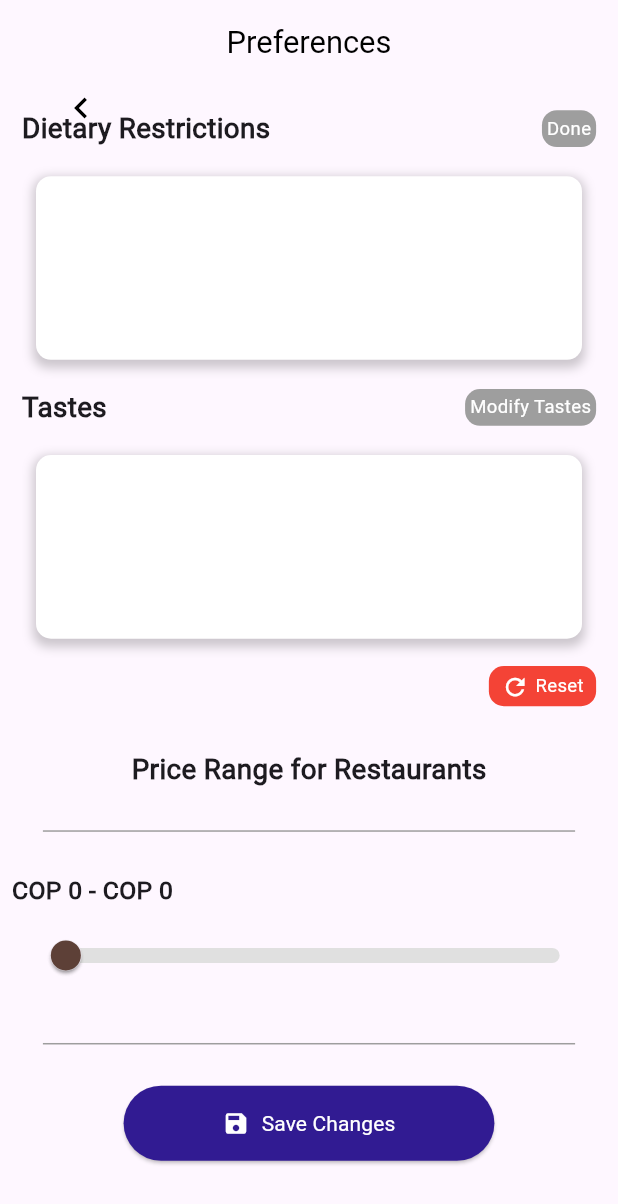
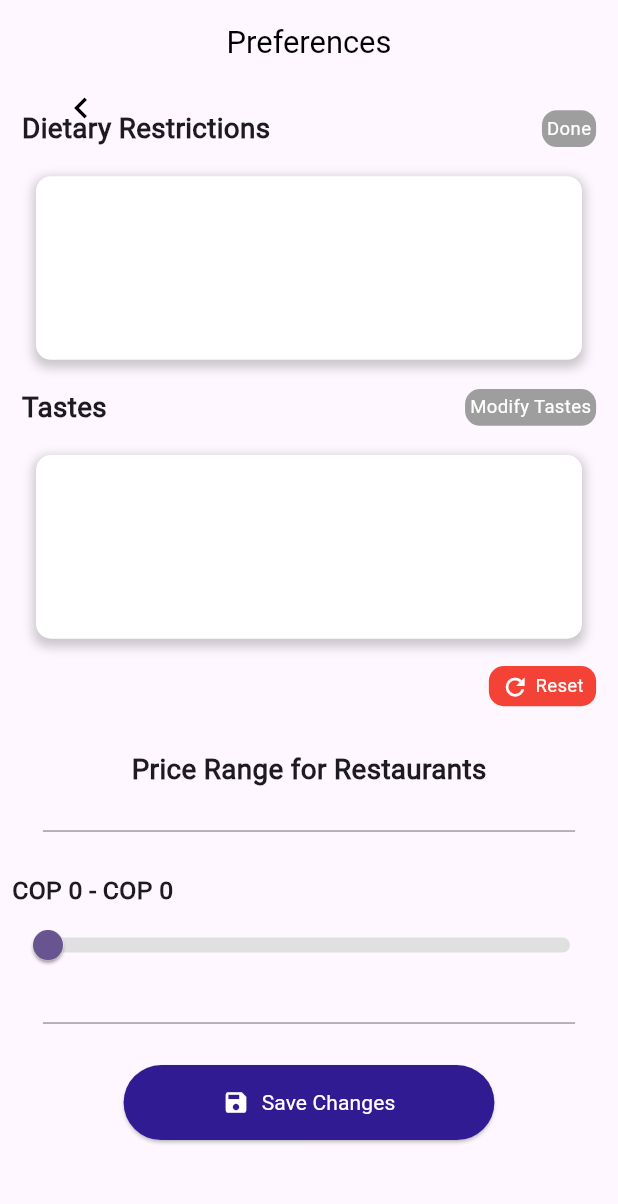
Before and after one commit to ISIS3510-202401-Team31/Flutter, a Flutter app: the Preferences screen opened directly, after a tap on "Modify Restrictions", on a phone screen of 412 x 824 dp. Shown: the top 1204 px of the screen. Run offline on Flutter 3.47's test engine with Material 3 defaults, Android fonts, the phone set to English and light mode, and no system bars; our stand-ins replace cached_network_image, cloud_firestore, connectivity, device_info_plus, firebase_auth, firebase_core and 8 more; accounts and stored records are empty.

Commit message:
preferences + points cache and connectivity

```diff
--- a/unifood/lib/view/profile/points/widgets/restaurant_points_widget.dart
+++ b/unifood/lib/view/profile/points/widgets/restaurant_points_widget.dart
@@ -1,5 +1,6 @@
 import 'package:flutter/material.dart';
 import 'package:unifood/model/points_entity.dart';
+import 'package:cached_network_image/cached_network_image.dart';
 
 class RestaurantPoints {
   final String url;
@@ -15,18 +16,19 @@ class RestaurantPoints {
   });
 }
 
-class RestaurantPointsWidget extends StatefulWidget  {
+class RestaurantPointsWidget extends StatefulWidget {
   final List<Points> restaurantPointsList;
 
-  const RestaurantPointsWidget({Key? key, required this.restaurantPointsList}) : super(key: key);
+  const RestaurantPointsWidget({Key? key, required this.restaurantPointsList})
+      : super(key: key);
 
   @override
   _RestaurantPointsWidgetState createState() => _RestaurantPointsWidgetState();
-
 }
 
 class _RestaurantPointsWidgetState extends State<RestaurantPointsWidget> {
   bool _isExpanded = false;
+  final _cachedImages = <String, String>{}; // Map to store cached image URLs
 
   @override
   Widget build(BuildContext context) {
@@ -71,12 +73,11 @@ class _RestaurantPointsWidgetState extends State<RestaurantPointsWidget> {
                       ),
                     ],
                   ),
-                  child: CircleAvatar(
-                    backgroundImage: NetworkImage(point.url),
-                    backgroundColor: Colors.transparent,
-                    onBackgroundImageError: (exception, stackTrace) {
-                      print('Failed to load network image.');
-                    },
+                  child: CachedNetworkImage(
+                    imageUrl: point.url,
+                    placeholder: (context, url) => CircularProgressIndicator(),
+                    errorWidget: (context, url, error) => Icon(Icons.error),
+                    cacheKey: _cachedImages.putIfAbsent(point.url, () => point.url),
                   ),
                 ),
                 _buildPoints(point.earned, fontSize),
@@ -99,8 +100,6 @@ class _RestaurantPointsWidgetState extends State<RestaurantPointsWidget> {
     );
   }
 
-
-
   Widget _buildPoints(int points, double fontSize) {
     return Expanded(
       flex: 2,
--- a/unifood/lib/view/profile/preferences/views/preferences.dart
+++ b/unifood/lib/view/profile/preferences/views/preferences.dart
@@ -7,6 +7,8 @@ import 'package:unifood/view/profile/preferences/widgets/reset_button.dart';
 import 'package:unifood/model/preferences_entity.dart';
 import 'package:unifood/controller/preferences_controller.dart';
 import 'package:unifood/view/widgets/custom_setting_option_builder.dart';
+import 'package:connectivity/connectivity.dart';
+
 
 class Preferences extends StatefulWidget {
   const Preferences({Key? key}) : super(key: key);
@@ -18,7 +20,7 @@ class Preferences extends StatefulWidget {
 class _PreferencesState extends State<Preferences> {
   RangeValues _currentRangeValues = const RangeValues(10000, 80000);
   final Preferencescontroller _viewModel = Preferencescontroller();
-
+  bool isConnected = false;
   List<PreferenceItem> _restrictions = [];
   List<PreferenceItem> _tastes = [];
   bool _isEditingRestrictions = false;
@@ -31,7 +33,16 @@ class _PreferencesState extends State<Preferences> {
   @override
   void initState() {
     super.initState();
+    _checkConnectivity();
     _loadPreferences();
+  }
+
+
+    Future<void> _checkConnectivity() async {
+    final connectivityResult = await Connectivity().checkConnectivity();
+    setState(() {
+      isConnected = connectivityResult != ConnectivityResult.none;
+    });
   }
 
   Future<void> _loadPreferences() async {
@@ -190,6 +201,7 @@ class _PreferencesState extends State<Preferences> {
               CustomSettingOptionWithIconsBuilder()
                   .setItems(_restrictions)
                   .setIsEditing(_isEditingRestrictions)
+                  .setIsConnected(isConnected)
                   .setUserId(userId)
                   .setType('restrictions')
                   .setMarkedForDeletion(_markedForDeletionRestrictions)
@@ -216,6 +228,7 @@ class _PreferencesState extends State<Preferences> {
               CustomSettingOptionWithIconsBuilder()
                   .setItems(_tastes)
                   .setIsEditing(_isEditingTastes)
+                  .setIsConnected(isConnected)
                   .setUserId(userId)
                   .setType('tastes')
                   .setMarkedForDeletion(_markedForDeletionTastes)
@@ -253,13 +266,17 @@ class _PreferencesState extends State<Preferences> {
               Padding(
                 padding: const EdgeInsets.symmetric(vertical: 20.0),
                 child: PriceRangeSelector(
+                  isConnected: isConnected,
                     currentRangeValues: _currentRangeValues,
                     onChanged: (values) {
                       setState(() {
                         _currentRangeValues = values;
+
                       });
                       _updatePreferencesEntity();
-                    }),
+                    },
+
+                    ),
               ),
               Padding(
                 padding: EdgeInsets.symmetric(horizontal: screenWidth * 0.05),
@@ -268,16 +285,28 @@ class _PreferencesState extends State<Preferences> {
               const SizedBox(height: 20),
               SaveChangesButton(
                 onPressed: () async {
+                  if (!isConnected) {
+                    // Show "No Connection" message only once
+                    final snackBar = const SnackBar(content: Text('No Connection. Try again later'));
+                    Future.delayed(const Duration(milliseconds: 200), () {
+                      ScaffoldMessenger.of(context)
+                        ..hideCurrentSnackBar() // Hide any existing SnackBar
+                        ..showSnackBar(snackBar);
+                    });
+                    return; // Exit the function if not connected
+                  }
+
+                  // Save functionality if connected (rest of the code remains the same)
                   try {
                     await _viewModel.updateUserPreferences(_updatedPreferences);
                     ScaffoldMessenger.of(context).showSnackBar(
-                      const SnackBar(
-                          content: Text('Preferences updated successfully')),
+                    const SnackBar(
+                    content: Text('Preferences updated successfully')),
                     );
                   } catch (error) {
-                    ScaffoldMessenger.of(context).showSnackBar(
-                      const SnackBar(content: Text('Failed to update preferences')),
-                    );
+                      ScaffoldMessenger.of(context).showSnackBar(
+                        const SnackBar(content: Text('Failed to update preferences')),
+                      );
                   }
                 },
               ),
--- a/unifood/lib/view/profile/preferences/widgets/custom_settings_options_preferences.dart
+++ b/unifood/lib/view/profile/preferences/widgets/custom_settings_options_preferences.dart
@@ -1,5 +1,6 @@
 import 'package:flutter/material.dart';
-import 'package:unifood/model/preferences_entity.dart'; // Ensure the path is correct
+import 'package:unifood/model/preferences_entity.dart';
+import 'package:cached_network_image/cached_network_image.dart';
 
 typedef OnDeleteItem = void Function(int index, String type);
 typedef OnRestoreItem = void Function(int index, String type);
@@ -13,6 +14,7 @@ class CustomSettingOptionWithIcons extends StatelessWidget {
   final OnRestoreItem onRestoreItem; // Callback to restore the item
   final bool isEditing;
   final String type;
+  final bool isConnected;
 
   const CustomSettingOptionWithIcons({
     required this.items,
@@ -22,12 +24,17 @@ class CustomSettingOptionWithIcons extends StatelessWidget {
     required this.onDeleteItem,
     required this.onRestoreItem,
     required this.type,
+    required this.isConnected,
     this.isEditing = false, // Default value is false
     Key? key,
   }) : super(key: key);
 
   @override
   Widget build(BuildContext context) {
+    if (!isConnected && items.isEmpty) {
+      // No connection and no cached items, return the 'No Connection' message widget
+      return _buildNoConnectionWidget(context);
+    } else{
     double screenWidth = MediaQuery.of(context).size.width;
     double imageSize = screenWidth * 0.2; // Adjusted to use MediaQuery
     double itemWidth =
@@ -87,13 +94,13 @@ class CustomSettingOptionWithIcons extends StatelessWidget {
                     child: Column(
                       mainAxisAlignment: MainAxisAlignment.center,
                       children: [
-                        Image.network(
-                          item.imageUrl,
+                        CachedNetworkImage(
+                          imageUrl: item.imageUrl,
                           width: imageSize,
                           height: imageSize,
                           fit: BoxFit.cover,
-                          errorBuilder: (context, error, stackTrace) =>
-                              Icon(Icons.broken_image, size: imageSize),
+                          placeholder: (context, url) => CircularProgressIndicator(), // Placeholder widget while loading
+                          errorWidget: (context, url, error) => Icon(Icons.broken_image, size: imageSize), // Widget to display in case of error
                         ),
                         Text(
                           item.text,
@@ -146,4 +153,14 @@ class CustomSettingOptionWithIcons extends StatelessWidget {
       ),
     );
   }
+  }
+    Widget _buildNoConnectionWidget(BuildContext context) {
+    return Center(
+      child: Padding(
+        padding: EdgeInsets.all(MediaQuery.of(context).size.width * 0.05),
+        child: const Text('No Connection. Try again Later',
+                     style: TextStyle(fontSize: 16, color: Colors.grey)),
+      ),
+    );
+  }
 }
--- a/unifood/lib/view/profile/preferences/widgets/price_range_selector.dart
+++ b/unifood/lib/view/profile/preferences/widgets/price_range_selector.dart
@@ -1,13 +1,16 @@
 import 'package:flutter/material.dart';
+import 'package:shared_preferences/shared_preferences.dart';
 
 class PriceRangeSelector extends StatefulWidget {
   final RangeValues currentRangeValues;
   final Function(RangeValues) onChanged;
+  final bool isConnected;
 
   const PriceRangeSelector({
     Key? key,
     required this.currentRangeValues,
     required this.onChanged,
+    required this.isConnected,
   }) : super(key: key);
 
   @override
@@ -15,33 +18,68 @@ class PriceRangeSelector extends StatefulWidget {
 }
 
 class _PriceRangeSelectorState extends State<PriceRangeSelector> {
+  late SliderThemeData _cachedSliderTheme;
+  late RangeValues _cachedRangeValues;
+
+  @override
+  void initState() {
+    super.initState();
+    _loadCachedThemeAndValues();
+  }
+
+  Future<void> _loadCachedThemeAndValues() async {
+    final SharedPreferences prefs = await SharedPreferences.getInstance();
+    Color activeTrackColor = Color(prefs.getInt('activeTrackColor') ?? Colors.grey.value);
+    Color inactiveTrackColor = Color(prefs.getInt('inactiveTrackColor') ?? Colors.grey[300]!.value);
+    double trackHeight = prefs.getDouble('trackHeight') ?? 10.0;
+
+    _cachedSliderTheme = SliderTheme.of(context).copyWith(
+      activeTrackColor: activeTrackColor,
+      inactiveTrackColor: inactiveTrackColor,
+      trackHeight: trackHeight,
+    );
+
+    double startValue = prefs.getDouble('startValue') ?? widget.currentRangeValues.start;
+    double endValue = prefs.getDouble('endValue') ?? widget.currentRangeValues.end;
+    _cachedRangeValues = RangeValues(startValue, endValue);
+  }
+  Future<void> _cacheThemeAndValuesData(SliderThemeData theme, RangeValues values) async {
+    final SharedPreferences prefs = await SharedPreferences.getInstance();
+    await prefs.setInt('activeTrackColor', theme.activeTrackColor?.value ?? Colors.grey.value);
+    await prefs.setInt('inactiveTrackColor', theme.inactiveTrackColor?.value ?? Colors.grey[300]!.value);
+    await prefs.setDouble('trackHeight', theme.trackHeight ?? 10.0);
+    await prefs.setDouble('startValue', values.start);
+    await prefs.setDouble('endValue', values.end);
+  }
+
   @override
   Widget build(BuildContext context) {
+
     double width = MediaQuery.of(context).size.width;
-    double thumbRadius = width * 0.05; // Ajuste del tamaño del thumb según el ancho de la pantalla
-    double overlayRadius = thumbRadius * 1.5; // Ajuste del tamaño del overlay
+    double thumbRadius = width * 0.05;
+    double overlayRadius = thumbRadius * 1.5;
 
+    if (!widget.isConnected) {
+      // Display cached values if no connection
+      return _buildSliderWithCachedValues(context);
+    } else {
+      return _buildConnectedSlider(context);
+    }
+  }
+
+  Widget _buildConnectedSlider(BuildContext context) {
     return Column(
       crossAxisAlignment: CrossAxisAlignment.start,
       children: [
-
         Text(
           'COP ${widget.currentRangeValues.start.round()} - COP ${widget.currentRangeValues.end.round()}',
-          textAlign: TextAlign.center,
           style: TextStyle(
-            fontSize: width * 0.04, // Ajusta el tamaño de la fuente según el ancho de la pantalla
+            fontSize: MediaQuery.of(context).size.width * 0.04,
             fontWeight: FontWeight.bold,
           ),
         ),
         SliderTheme(
-          data: SliderTheme.of(context).copyWith(
-            activeTrackColor: Colors.grey,
-            inactiveTrackColor: Colors.grey[300],
-            trackHeight: 10.0,
-            thumbColor: Colors.brown[700],
-            thumbShape: RoundSliderThumbShape(enabledThumbRadius: thumbRadius),
-            overlayShape: RoundSliderOverlayShape(overlayRadius: overlayRadius),
-          ),
+          data: _cachedSliderTheme,
           child: RangeSlider(
             values: widget.currentRangeValues,
             min: 10000,
@@ -50,16 +88,50 @@ class _PriceRangeSelectorState extends State<PriceRangeSelector> {
               'COP ${widget.currentRangeValues.start.round()}',
               'COP ${widget.currentRangeValues.end.round()}',
             ),
-              onChanged: (values) {
+            onChanged: (values) {
               RangeValues newValues = RangeValues(
                 (values.start / 500).round() * 500.toDouble(),
                 (values.end / 500).round() * 500.toDouble(),
               );
-            widget.onChanged(newValues);
+              widget.onChanged(newValues);
+              _cacheThemeAndValuesData(_cachedSliderTheme, newValues);
             },
           ),
         ),
       ],
     );
   }
+
+  Widget _buildSliderWithCachedValues(BuildContext context) {
+    return Column(
+      crossAxisAlignment: CrossAxisAlignment.start,
+      children: [
+        Text(
+          'COP ${_cachedRangeValues.start.round()} - COP ${_cachedRangeValues.end.round()}',
+          style: TextStyle(
+            fontSize: MediaQuery.of(context).size.width * 0.04,
+            fontWeight: FontWeight.bold,
+          ),
+        ),
+        SliderTheme(
+          data: _cachedSliderTheme,
+          child: RangeSlider(
+            values: _cachedRangeValues,
+            min: 10000,
+            max: 80000,
+            labels: RangeLabels(
+              'COP ${_cachedRangeValues.start.round()}',
+              'COP ${_cachedRangeValues.end.round()}',
+            ),
+            onChanged: null,
+          ),
+        ),
+        Padding(
+          padding: EdgeInsets.all(MediaQuery.of(context).size.width * 0.05),
+          child: const Text('No Connection. Try again Later',
+              style: TextStyle(fontSize: 16, color: Colors.grey)),
+        ),
+      ],
+    );
+  }
 }
--- a/unifood/lib/view/profile/preferences/widgets/save_changes_boton.dart
+++ b/unifood/lib/view/profile/preferences/widgets/save_changes_boton.dart
@@ -3,9 +3,11 @@ import 'package:flutter/material.dart';
 class SaveChangesButton extends StatelessWidget {
   final VoidCallback onPressed;
 
+
   const SaveChangesButton({
     Key? key,
     required this.onPressed, // The onPressed parameter should be a named parameter
+
   }) : super(key: key);
 
   @override
--- a/unifood/lib/view/widgets/custom_setting_option_builder.dart
+++ b/unifood/lib/view/widgets/custom_setting_option_builder.dart
@@ -14,6 +14,7 @@ class CustomSettingOptionWithIconsBuilder {
   OnRestoreItem onRestoreItem = (index, type) {};
   bool isEditing = false;
   String type = '';
+  bool isConnected = false;
 
   CustomSettingOptionWithIconsBuilder setItems(List<PreferenceItem> items) {
     this.items = items;
@@ -53,6 +54,11 @@ class CustomSettingOptionWithIconsBuilder {
     return this;
   }
 
+  CustomSettingOptionWithIconsBuilder setIsConnected(bool isConnected) {
+    this.isConnected = isConnected;
+    return this;
+  }
+
   CustomSettingOptionWithIconsBuilder setType(String type) {
     this.type = type;
     return this;
@@ -68,6 +74,7 @@ class CustomSettingOptionWithIconsBuilder {
       onRestoreItem: onRestoreItem,
       type: type,
       isEditing: isEditing,
+      isConnected: isConnected
     );
   }
 }
```
Also changed, not shown: unifood/lib/view/profile/points/views/points.dart (line endings or trailing spaces).
